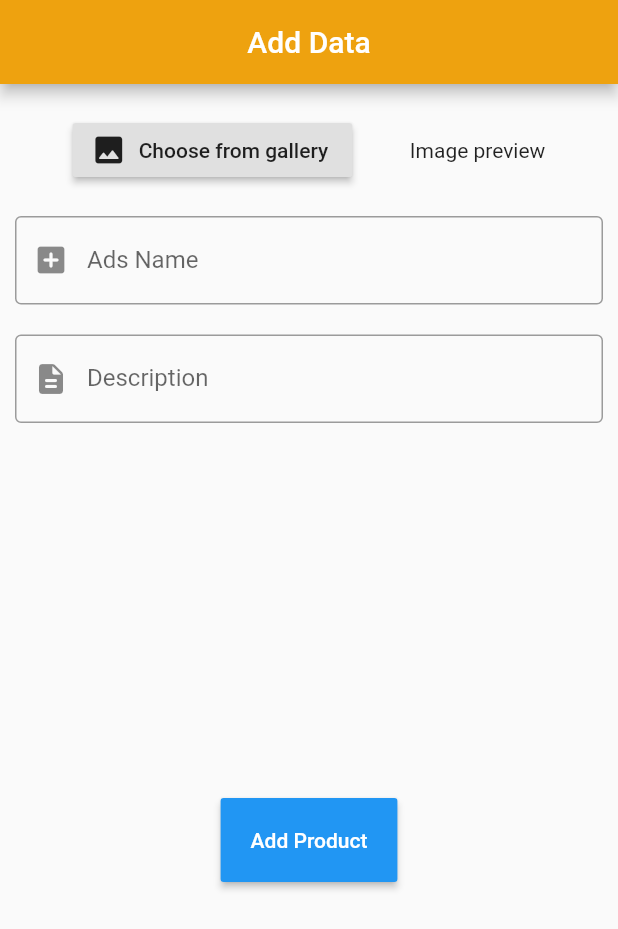
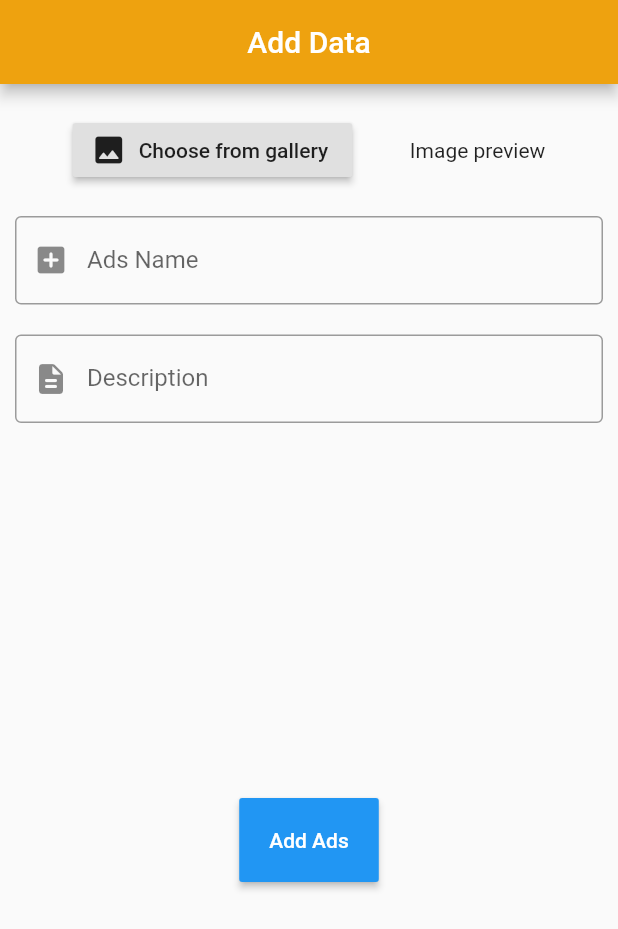
Before and after one commit to 10101100011000/AdminCariKerja, a Flutter app: the AddPage screen opened directly, on a phone screen of 412 x 824 dp. Shown: the top 929 px of the screen. Run offline on Flutter 3.47's test engine with Material 2 defaults, Android fonts, the phone set to English and light mode, and no system bars; our stand-ins replace cloud_firestore, equatable, firebase_auth, firebase_core, firebase_storage, flutter_spinkit and 2 more; accounts and stored records are empty.

Commit message:
by satrio
some fixes on admin

```diff
--- a/lib/models/products.dart
+++ b/lib/models/ads.dart
@@ -1,12 +1,12 @@
 part of 'models.dart';
 
-class Products extends Equatable {
+class Ads extends Equatable {
   final String id;
   final String ads;
   final String description;
   final String image;
 
-  Products(this.id, this.ads, this.description, this.image);
+  Ads(this.id, this.ads, this.description, this.image);
 
   @override
   List<Object> get props => [id, ads, description, image];
--- a/lib/models/models.dart
+++ b/lib/models/models.dart
@@ -1,4 +1,4 @@
 import 'package:equatable/equatable.dart';
 
 part 'users.dart';
-part 'products.dart';
+part 'ads.dart';
--- /dev/null
+++ b/lib/services/ads_services.dart
@@ -0,0 +1,65 @@
+part of 'services.dart';
+
+class AdsServices {
+  //setup cloud firestore
+  static CollectionReference adsCollection =
+      FirebaseFirestore.instance.collection("adss");
+  static DocumentReference adsDoc;
+
+  //setup firestore storage
+  static Reference ref;
+  static UploadTask uploadTask;
+
+  static String imgUrl;
+
+  static Future<bool> addads(Ads ads, PickedFile imgFile) async {
+    await Firebase.initializeApp();
+    adsDoc = await adsCollection.add({
+      'id': "",
+      'name': ads.ads,
+      'description': ads.description,
+      'image': "",
+    });
+
+    if (adsDoc.id != null) {
+      ref = FirebaseStorage.instance
+          .ref()
+          .child("images")
+          .child(adsDoc.id + ".png");
+      uploadTask = ref.putFile(File(imgFile.path));
+
+      await uploadTask.whenComplete(() => ref.getDownloadURL().then(
+            (value) => imgUrl = value,
+          ));
+
+      adsCollection.doc(adsDoc.id).update({
+        'id': adsDoc.id,
+        'image': imgUrl,
+      });
+      return true;
+    } else {
+      return false;
+    }
+  }
+
+  static Future<bool> editads(Ads ads) async {
+    await Firebase.initializeApp();
+
+    await adsCollection.doc(ads.id).update(
+      {
+        'name': ads.ads,
+        'description': ads.description,
+      },
+    );
+
+    return true;
+  }
+
+  static Future<bool> deleteads(Ads ads) async {
+    await Firebase.initializeApp();
+
+    await adsCollection.doc(ads.id).delete();
+
+    return true;
+  }
+}
--- a/lib/services/product_services.dart
+++ /dev/null
@@ -1,65 +0,0 @@
-part of 'services.dart';
-
-class ProductServices {
-  //setup cloud firestore
-  static CollectionReference productCollection =
-      FirebaseFirestore.instance.collection("products");
-  static DocumentReference productDoc;
-
-  //setup firestore storage
-  static Reference ref;
-  static UploadTask uploadTask;
-
-  static String imgUrl;
-
-  static Future<bool> addProduct(Products product, PickedFile imgFile) async {
-    await Firebase.initializeApp();
-    productDoc = await productCollection.add({
-      'id': "",
-      'name': product.ads,
-      'description': product.description,
-      'image': "",
-    });
-
-    if (productDoc.id != null) {
-      ref = FirebaseStorage.instance
-          .ref()
-          .child("images")
-          .child(productDoc.id + ".png");
-      uploadTask = ref.putFile(File(imgFile.path));
-
-      await uploadTask.whenComplete(() => ref.getDownloadURL().then(
-            (value) => imgUrl = value,
-          ));
-
-      productCollection.doc(productDoc.id).update({
-        'id': productDoc.id,
-        'image': imgUrl,
-      });
-      return true;
-    } else {
-      return false;
-    }
-  }
-
-  static Future<bool> editProduct(Products product) async {
-    await Firebase.initializeApp();
-
-    await productCollection.doc(product.id).update(
-      {
-        'name': product.ads,
-        'description': product.description,
-      },
-    );
-
-    return true;
-  }
-
-  static Future<bool> deleteProduct(Products product) async {
-    await Firebase.initializeApp();
-
-    await productCollection.doc(product.id).delete();
-
-    return true;
-  }
-}
--- a/lib/services/services.dart
+++ b/lib/services/services.dart
@@ -9,4 +9,4 @@ import 'package:firebase_storage/firebase_storage.dart';
 import 'package:image_picker/image_picker.dart';
 part 'auth_services.dart';
 part 'user_services.dart';
-part 'product_services.dart';
+part 'ads_services.dart';
--- a/lib/ui/pages/ads_add.dart
+++ b/lib/ui/pages/ads_add.dart
@@ -88,7 +88,7 @@ class _AddPageState extends State<AddPage> {
                       decoration: InputDecoration(
                           prefixIcon: Icon(Icons.add_box_rounded),
                           labelText: 'Ads Name',
-                          hintText: "Write your Product Name",
+                          hintText: "Write your Ads Name",
                           border: OutlineInputBorder()),
                     ),
                     SizedBox(height: 20),
@@ -107,7 +107,7 @@ class _AddPageState extends State<AddPage> {
                       padding: EdgeInsets.all(20),
                       color: Colors.blue,
                       textColor: Colors.white,
-                      child: Text("Add Product"),
+                      child: Text("Add Ads"),
                       onPressed: () async {
                         if (ctrlName.text == "" ||
                             ctrlDesc.text == "" ||
@@ -124,13 +124,13 @@ class _AddPageState extends State<AddPage> {
                           setState(() {
                             isLoading = true;
                           });
-                          Products product =
-                              Products("", ctrlName.text, ctrlDesc.text, "");
-                          bool result = await ProductServices.addProduct(
-                              product, imageFile);
+                          Ads ads =
+                              Ads("", ctrlName.text, ctrlDesc.text, "");
+                          bool result = await AdsServices.addads(
+                              ads, imageFile);
                           if (result == true) {
                             Fluttertoast.showToast(
-                              msg: "Add Product Successful.",
+                              msg: "Add Ads Successful.",
                               toastLength: Toast.LENGTH_SHORT,
                               gravity: ToastGravity.BOTTOM,
                               backgroundColor: Colors.green,
--- a/lib/ui/pages/ads_list.dart
+++ b/lib/ui/pages/ads_list.dart
@@ -6,8 +6,8 @@ class DataPage extends StatefulWidget {
 }
 
 class _DataPageState extends State<DataPage> {
-  CollectionReference productCollection =
-      FirebaseFirestore.instance.collection("products");
+  CollectionReference adsCollection =
+      FirebaseFirestore.instance.collection("ads");
 
   @override
   Widget build(BuildContext context) {
@@ -24,11 +24,11 @@ class _DataPageState extends State<DataPage> {
             width: double.infinity,
             height: double.infinity,
             child: StreamBuilder<QuerySnapshot>(
-                stream: productCollection.snapshots(),
+                stream: adsCollection.snapshots(),
                 builder: (BuildContext context,
                     AsyncSnapshot<QuerySnapshot> snapshot) {
                   if (snapshot.hasError) {
-                    return Text("Failed to get products info!");
+                    return Text("Failed to get ads info!");
                   }
 
                   if (snapshot.connectionState == ConnectionState.waiting) {
@@ -39,8 +39,8 @@ class _DataPageState extends State<DataPage> {
                   }
                   return ListView(
                     children: snapshot.data.docs.map((DocumentSnapshot doc) {
-                      return ProductCard(
-                        product: Products(doc.data()['id'], doc.data()['name'],
+                      return AdsCard(
+                        ads: Ads(doc.data()['id'], doc.data()['name'],
                             doc.data()['description'], doc.data()['image']),
                       );
                     }).toList(),
--- a/lib/ui/pages/edit_page.dart
+++ b/lib/ui/pages/edit_page.dart
@@ -1,8 +1,8 @@
 part of 'pages.dart';
 
 class EditPage extends StatefulWidget {
-  EditPage({this.product});
-  final Products product;
+  EditPage({this.ads});
+  final Ads ads;
 
   @override
   _EditPageState createState() => _EditPageState();
@@ -50,24 +50,24 @@ class _EditPageState extends State<EditPage> {
                     SizedBox(height: 10),
                     Container(
                         child: Image.network(
-                      widget.product.image,
+                      widget.ads.image,
                       scale: 4,
                     )),
                     SizedBox(height: 20),
                     TextFormField(
                       controller: ctrlName =
-                          TextEditingController(text: widget.product.ads),
+                          TextEditingController(text: widget.ads.ads),
                       decoration: InputDecoration(
                         prefixIcon: Icon(Icons.add_box_rounded),
                         labelText: 'Ads Name',
-                        hintText: 'Write your new product name',
+                        hintText: 'Write your new ads name',
                         border: OutlineInputBorder(),
                       ),
                     ),
                     SizedBox(height: 20),
                     TextFormField(
                       controller: ctrlPrice = TextEditingController(
-                          text: widget.product.description),
+                          text: widget.ads.description),
                       decoration: InputDecoration(
                         prefixIcon: Icon(Icons.add_box_rounded),
                         labelText: 'Description',
@@ -84,10 +84,10 @@ class _EditPageState extends State<EditPage> {
                           color: Colors.greenAccent,
                           textColor: Colors.black,
                           padding: EdgeInsets.all(15),
-                          child: Text("Update Product"),
+                          child: Text("Update Ads"),
                           onPressed: () async {
                             ctrlId =
-                                TextEditingController(text: widget.product.id);
+                                TextEditingController(text: widget.ads.id);
                             if (ctrlName.text == "" || ctrlPrice.text == "") {
                               Fluttertoast.showToast(
                                 msg: "Please fill all fields!",
@@ -101,13 +101,13 @@ class _EditPageState extends State<EditPage> {
                               setState(() {
                                 isLoading = true;
                               });
-                              Products product = Products(ctrlId.text,
+                              Ads ads = Ads(ctrlId.text,
                                   ctrlName.text, ctrlPrice.text, "");
                               bool result =
-                                  await ProductServices.editProduct(product);
+                                  await AdsServices.editads(ads);
                               if (result == true) {
                                 Fluttertoast.showToast(
-                                  msg: "Add product succesful!",
+                                  msg: "Add ads succesful!",
                                   toastLength: Toast.LENGTH_SHORT,
                                   gravity: ToastGravity.BOTTOM,
                                   backgroundColor: Colors.green,
@@ -139,10 +139,10 @@ class _EditPageState extends State<EditPage> {
                           color: Colors.red[300],
                           textColor: Colors.white,
                           padding: EdgeInsets.all(15),
-                          child: Text("Delete Product"),
+                          child: Text("Delete Ads"),
                           onPressed: () {
                             ctrlId =
-                                TextEditingController(text: widget.product.id);
+                                TextEditingController(text: widget.ads.id);
                             showDialog(
                                 context: context,
                                 // ignore: non_constant_identifier_names
@@ -158,10 +158,10 @@ class _EditPageState extends State<EditPage> {
                                           setState(() {
                                             isLoading = true;
                                           });
-                                          Products product =
-                                              Products(ctrlId.text, "", "", "");
-                                          bool result = await ProductServices
-                                              .deleteProduct(product);
+                                          Ads ads =
+                                              Ads(ctrlId.text, "", "", "");
+                                          bool result = await AdsServices
+                                              .deleteads(ads);
                                           if (result == true) {
                                             Fluttertoast.showToast(
                                               msg: "Delete product succesful!",
--- a/lib/ui/pages/pages.dart
+++ b/lib/ui/pages/pages.dart
@@ -9,7 +9,9 @@ import 'package:flutter/material.dart';
 import 'package:flutter_spinkit/flutter_spinkit.dart';
 import 'package:fluttertoast/fluttertoast.dart';
 import 'package:image_picker/image_picker.dart';
-import 'package:bloc_practice/ui/widgets/productcard.dart';
+import 'package:bloc_practice/ui/widgets/adscard.dart';
+
+import '../../models/models.dart';
 
 part 'signin_page.dart';
 part 'signup_page.dart';
--- a/lib/ui/widgets/productcard.dart
+++ b/lib/ui/widgets/adscard.dart
@@ -3,9 +3,9 @@ import 'package:bloc_practice/ui/pages/pages.dart';
 import 'package:flutter/material.dart';
 import 'package:intl/intl.dart';
 
-class ProductCard extends StatelessWidget {
-  final Products product;
-  ProductCard({this.product});
+class AdsCard extends StatelessWidget {
+  final Ads ads;
+  AdsCard({this.ads});
 
   @override
   Widget build(BuildContext context) {
@@ -16,17 +16,17 @@ class ProductCard extends StatelessWidget {
         onTap: () {
           Navigator.of(context).push(MaterialPageRoute(
               builder: (context) => EditPage(
-                    product: product,
+                    ads: ads,
                   )));
         },
         title: Text(
-          product.ads ?? '',
+          ads.ads ?? '',
           style: TextStyle(fontSize: 20),
         ),
-        subtitle: Text(product.description ?? ''),
+        subtitle: Text(ads.description ?? ''),
         leading: CircleAvatar(
           backgroundColor: Colors.white,
-          backgroundImage: NetworkImage(product.image ?? '', scale: 40),
+          backgroundImage: NetworkImage(ads.image ?? '', scale: 40),
         ),
         trailing: IconButton(
           icon: Icon(Icons.remove_red_eye, color: Colors.grey),
```
